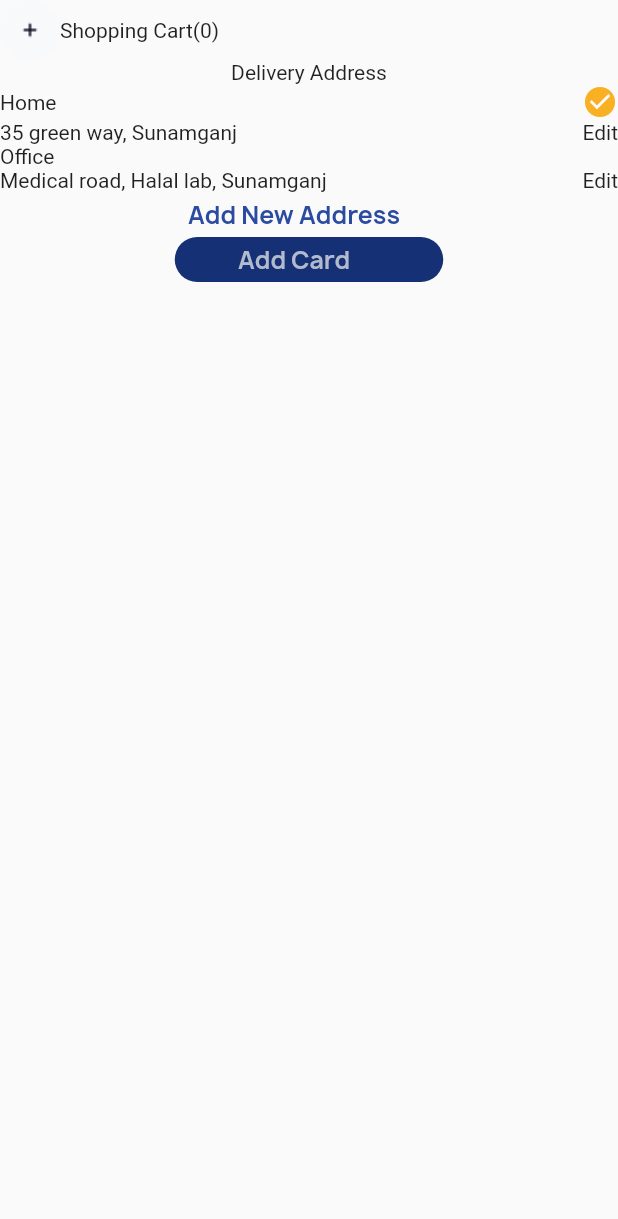
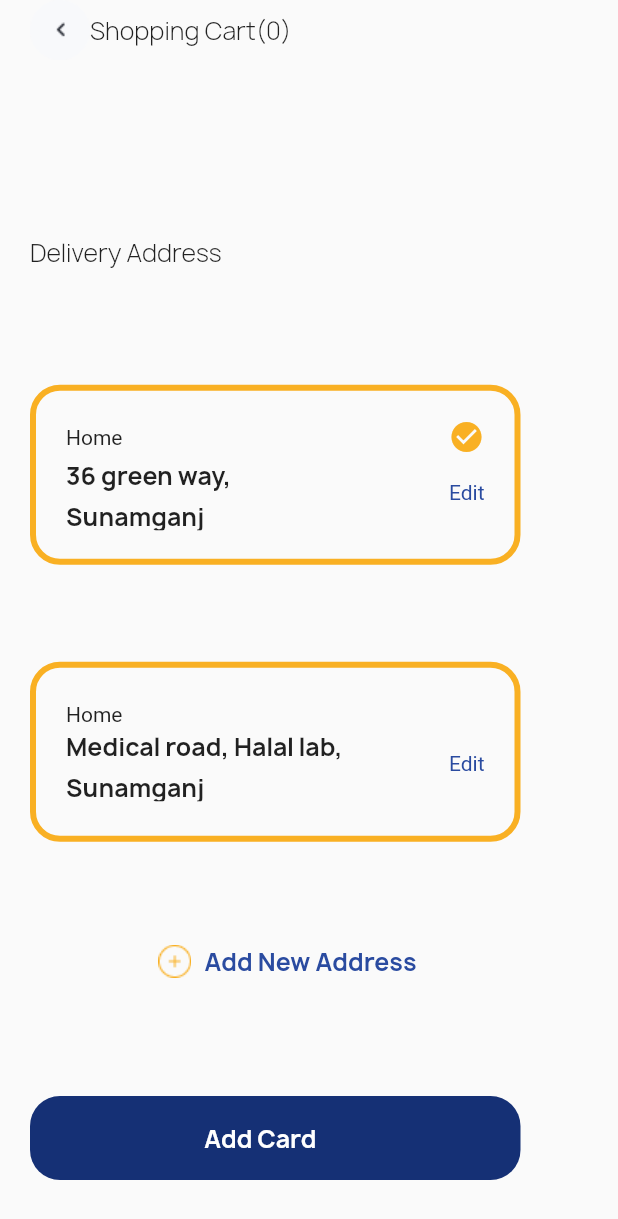
Before and after one commit to Suhaibusman/miniappflutter, a Flutter app: the CheckoutScreen screen opened directly, on a phone screen of 412 x 824 dp. Shown: the top 1219 px of the screen. Run offline on Flutter 3.47's test engine with Material 2 defaults, Android fonts, the phone set to English and light mode, and no system bars; our stand-ins replace curved_navigation_bar, flutter_svg.

Commit message:
mini app

```diff
--- a/lib/screens/checkoutpage/addcarscreen.dart
+++ b/lib/screens/checkoutpage/addcarscreen.dart
@@ -10,6 +10,21 @@ class AddCard extends StatefulWidget {
 class _AddCardState extends State<AddCard> {
   @override
   Widget build(BuildContext context) {
-    return const Placeholder();
+    return Scaffold(
+      body: Column(
+        children: [
+             Row(
+              children: [
+                InkWell(
+                  onTap: () => Navigator.pop(context),
+                  child: Image.asset("assets/images/back.png")) ,
+                const Text("Add Card" ,style: TextStyle( fontFamily: "Manrope" ,fontSize: 16 ,fontWeight: FontWeight.w400),),
+
+
+              ],
+            ),
+        ],
+      ),
+    );
   }
 }
--- a/lib/screens/checkoutpage/checkoutpage.dart
+++ b/lib/screens/checkoutpage/checkoutpage.dart
@@ -16,24 +16,43 @@ class _CheckoutScreenState extends State<CheckoutScreen> {
   Widget build(BuildContext context) {
     return Scaffold(
       body: SafeArea(child:
-      Column(
+      Padding(
+        padding: const EdgeInsets.only(left: 20 ,right: 20),
+        child: Column(
+           mainAxisAlignment: MainAxisAlignment.spaceBetween,
+          crossAxisAlignment: CrossAxisAlignment.start,
           children: [
             Row(
               children: [
                 InkWell(
                   onTap: () => Navigator.pop(context),
-                child: Image.asset("assets/images/plus.png")) ,
-              const Text("Shopping Cart"),
+                  child: Image.asset("assets/images/back.png")) ,
+                const Text("Shopping Cart" ,style: TextStyle(fontFamily: "Manrope" ,fontSize: 16 ,fontWeight: FontWeight.w400),),
                 Text(
-                "(${addtoCartitems.length.toString()})")
+                  "(${addtoCartitems.length.toString()})" ,style: const TextStyle(fontFamily: "Manrope" ,fontSize: 16 ,fontWeight: FontWeight.w400))
 
               ],
             ),
+              const SizedBox(height: 80,),
+            const Text("Delivery Address",style: TextStyle(fontFamily: "Manrope" ,fontSize: 16 ,fontWeight: FontWeight.w400),),
+             const SizedBox(height: 40,),
+             Container(
+              height: 120,
+              width: 327,
+              decoration:  BoxDecoration(
+               borderRadius: const BorderRadius.all(Radius.circular(20)),
+               border: Border.all(
+                    color: MyColors.darkYellowColor,
+                    width: 4,
+                  )
+              ),
+              child:  Padding(
+                padding: const EdgeInsets.only(left: 20 ,right: 20),
+                child: Column(
+                  mainAxisAlignment: MainAxisAlignment.center,
 
-          const Text("Delivery Address"),
-          const Column(
                   children: [
-              Row(
+                    const Row(
                        mainAxisAlignment: MainAxisAlignment.spaceBetween,
                       children: [
                       Text("Home"),
@@ -43,37 +62,79 @@ class _CheckoutScreenState extends State<CheckoutScreen> {
                      Row(
                       mainAxisAlignment: MainAxisAlignment.spaceBetween,
                        children: [
-                Text("35 green way, Sunamganj"),
-                Text("Edit"),
+                      Container(
+                        height: 50,
+                        width: 201,
+                        color: Colors.transparent,
+                        child: const Text("36 green way, Sunamganj",style: TextStyle(
+
+                          fontFamily: "Manrope" ,fontSize: 16 ,fontWeight: FontWeight.bold),),
+                      ),
+                      const Text("Edit",style: TextStyle(color: MyColors.blueColor),),
 
                     ],)
                   ],
                 ),
-            const Column(
+              ),
+            ),
+            const SizedBox(height: 30,),
+            Container(
+              height: 120,
+              width: 327,
+              decoration:  BoxDecoration(
+               borderRadius: const BorderRadius.all(Radius.circular(20)),
+               border: Border.all(
+                    color: MyColors.darkYellowColor,
+                    width: 4,
+                  )
+              ),
+              child:  Padding(
+                padding: const EdgeInsets.only(left: 20 ,right: 20),
+                child: Column(
+                  mainAxisAlignment: MainAxisAlignment.center,
+
                   children: [
-                Row(
+                    const Row(
                        mainAxisAlignment: MainAxisAlignment.spaceBetween,
                       children: [
-                  Text("Office"),
+                      Text("Home"),
                       // Icon(Icons.check_circle ,color: MyColors.darkYellowColor,) ,
 
                     ],),
                      Row(
                       mainAxisAlignment: MainAxisAlignment.spaceBetween,
                        children: [
-                  Text("Medical road, Halal lab, Sunamganj"),
-                  Text("Edit"),
+                      Container(
+                        height: 50,
+                        width: 201,
+                        color: Colors.transparent,
+                        child: const Text("Medical road, Halal lab, Sunamganj",style: TextStyle(
 
-                ],),
+                          fontFamily: "Manrope" ,fontSize: 16 ,fontWeight: FontWeight.bold),),
+                      ),
+                      const Text("Edit",style: TextStyle(color: MyColors.blueColor),),
 
+                    ],)
                   ],
                 ),
+              ),
+            ),
+                  const SizedBox(height: 30,),
+             Row(
+              mainAxisAlignment: MainAxisAlignment.center,
+               children: [
+                Image.asset("assets/images/yellowadd.png"),
+
                  CustomButtonWidget(buttonText: "Add New Address", onPressed: (){}, buttonHeight: 30, buttonWidth: 179, backgroundColor: Colors.transparent, fontColor: MyColors.blueColor, borderColor: Colors.transparent),
+               ],
+             ),
+                  const SizedBox(height: 40,),
              CustomButtonWidget(buttonText: "Add Card", onPressed: (){
               Navigator.push(context, MaterialPageRoute(builder: (context) => const AddCard(),));
-           }, buttonHeight: 30, buttonWidth: 179, backgroundColor: MyColors.darkBlueColor, fontColor: MyColors.onBoardText2, borderColor: Colors.transparent),
-
+             }, buttonHeight: 56, buttonWidth: 327, backgroundColor: MyColors.darkBlueColor, fontColor: const Color(0xffFFFFFF), borderColor: Colors.transparent),
+           const SizedBox(height: 20,),
           ],
+        ),
       )
 
       ),
```
Also changed, not shown: assets/images/yellowadd.png (added). Lines whose indentation alone changed are shown as unchanged.
